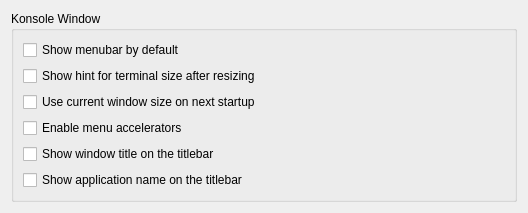
Above: src/settings/GeneralSettings.ui from KDE/konsole before the change. Below: the same form after it.
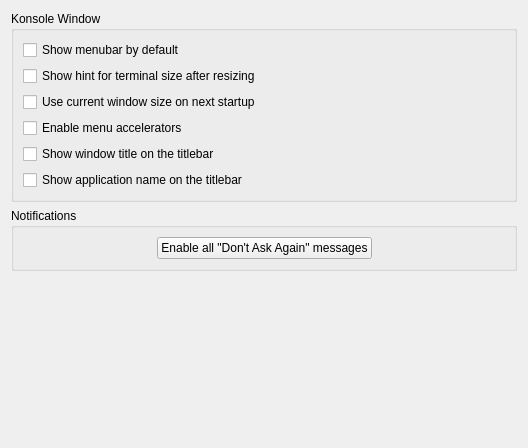
That is the form after the change.

Commit message:
Add a way to allow users to reset the "Don't ask again" dialogs
This adds a push button to the Configure Konsole -> General Settings
Ideally, having a separate page listings all the possible entries
would be better.

FIXED-IN: 2.13

Diff of the .ui file:
```diff
--- a/src/settings/GeneralSettings.ui
+++ b/src/settings/GeneralSettings.ui
@@ -7,7 +7,7 @@
     <x>0</x>
     <y>0</y>
     <width>528</width>
-    <height>197</height>
+    <height>448</height>
    </rect>
   </property>
   <property name="sizePolicy">
@@ -114,6 +114,63 @@
      </item>
     </layout>
    </item>
+   <item>
+    <widget class="QGroupBox" name="groupBox_2">
+     <property name="sizePolicy">
+      <sizepolicy hsizetype="Preferred" vsizetype="Preferred">
+       <horstretch>0</horstretch>
+       <verstretch>0</verstretch>
+      </sizepolicy>
+     </property>
+     <property name="title">
+      <string>Notifications</string>
+     </property>
+     <layout class="QGridLayout" name="gridLayout_2">
+      <item row="0" column="0">
+       <spacer name="horizontalSpacer">
+        <property name="orientation">
+         <enum>Qt::Horizontal</enum>
+        </property>
+        <property name="sizeHint" stdset="0">
+         <size>
+          <width>117</width>
+          <height>20</height>
+         </size>
+        </property>
+       </spacer>
+      </item>
+      <item row="0" column="1">
+       <widget class="QPushButton" name="enableAllMessagesButton">
+        <property name="sizePolicy">
+         <sizepolicy hsizetype="Preferred" vsizetype="Fixed">
+          <horstretch>0</horstretch>
+          <verstretch>0</verstretch>
+         </sizepolicy>
+        </property>
+        <property name="toolTip">
+         <string>All dialogs will be shown again</string>
+        </property>
+        <property name="text">
+         <string>Enable all &quot;Don't Ask Again&quot; messages</string>
+        </property>
+       </widget>
+      </item>
+      <item row="0" column="2">
+       <spacer name="horizontalSpacer_2">
+        <property name="orientation">
+         <enum>Qt::Horizontal</enum>
+        </property>
+        <property name="sizeHint" stdset="0">
+         <size>
+          <width>116</width>
+          <height>20</height>
+         </size>
+        </property>
+       </spacer>
+      </item>
+     </layout>
+    </widget>
+   </item>
    <item>
     <spacer name="verticalSpacer">
      <property name="orientation">
```
The commit also changes 2 other files.
